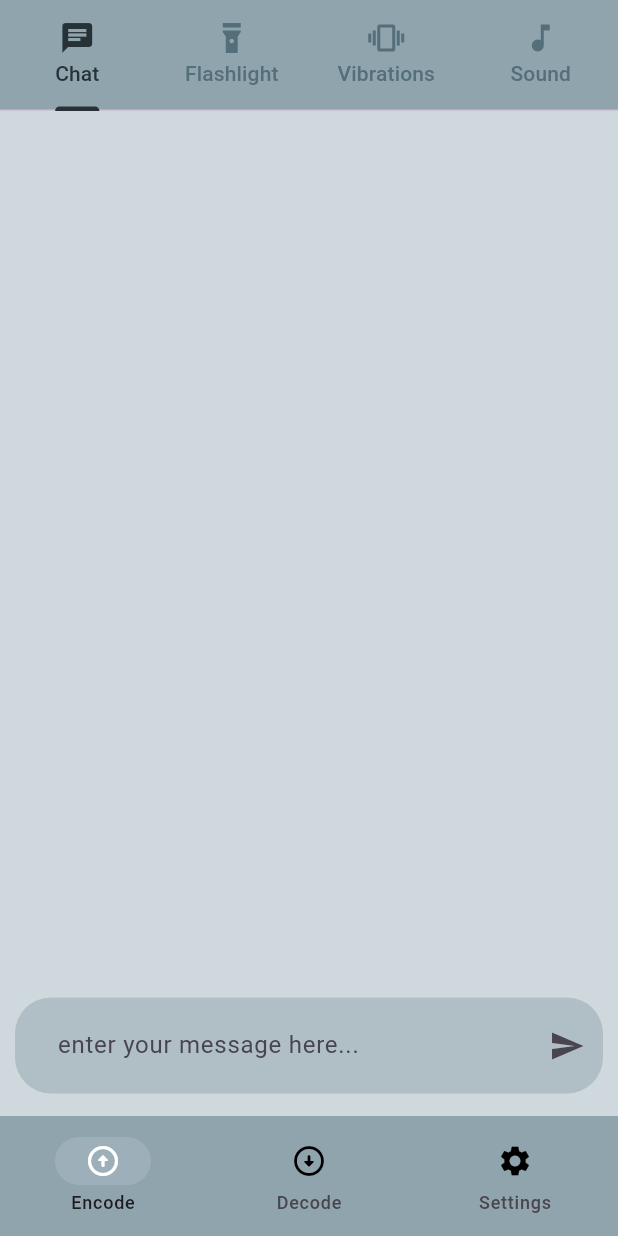
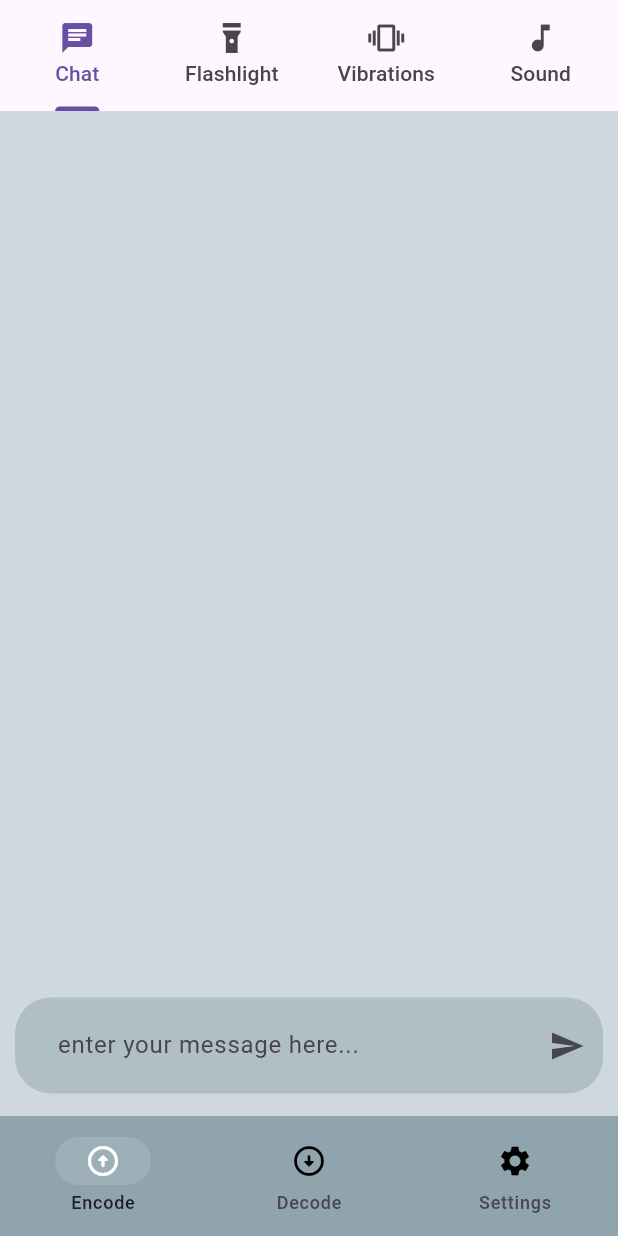
Before and after one commit to Lukas249/Morse-Code, a Flutter app: the screen it shows after launch, on a phone screen of 412 x 824 dp. Run offline on Flutter 3.47's test engine with Material 3 defaults, Android fonts, the phone set to English and light mode, and no system bars; our stand-ins replace audioplayers, camera, fluttertoast, permission_handler, vibration; missing offline and left inert: flutter_sound, noise_meter, torch_light.

Commit message:
feat: replace hardcoded colors with theme colors and add sound as transmit option

```diff
--- a/lib/pages/encode/encode_screen.dart
+++ b/lib/pages/encode/encode_screen.dart
@@ -1,9 +1,12 @@
+import 'package:audioplayers/audioplayers.dart';
 import 'package:flutter/material.dart';
 
 import 'package:fluttertoast/fluttertoast.dart';
 import 'package:morse_code/pages/components/basic_chat.dart';
 
 import 'package:morse_code/pages/components/message.dart';
+import 'package:morse_code/pages/encode/sound/morse_code_sound_transmitter.dart';
+import 'package:morse_code/pages/encode/sound/sound_manager.dart';
 
 import 'package:morse_code/pages/encode/transmit_morse_code.dart';
 import 'package:morse_code/pages/encode/vibrations/vibration_manager.dart';
@@ -45,21 +48,27 @@ class EncodeScreenState extends State<EncodeScreen> with SingleTickerProviderSta
     MorseCodeOptions.sound: true,
   };
 
+  final player = AudioPlayer();
+
   // managers
   final FlashlightManager flashlightManager = FlashlightManager();
   final VibrationManager vibrationManager = VibrationManager();
+  late final SoundManager soundManager = SoundManager(player);
 
   // transmitters
   late final MorseCodeFlashlightTransmitter flashlightTransmitter = MorseCodeFlashlightTransmitter(
       flashlightManager);
   late final MorseCodeVibrationTransmitter vibrationTransmitter = MorseCodeVibrationTransmitter(
       vibrationManager);
+  late final MorseCodeSoundTransmitter soundTransmitter = MorseCodeSoundTransmitter(
+      soundManager);
 
   // transmit options
   late final Map<MorseCodeOptions,
       TransmitMorseCode> morseCodeTransmitOptions = {
     MorseCodeOptions.flashlight: flashlightTransmitter,
-    MorseCodeOptions.vibrations: vibrationTransmitter
+    MorseCodeOptions.vibrations: vibrationTransmitter,
+    MorseCodeOptions.sound: soundTransmitter
   };
 
   // currently selected option
@@ -72,11 +81,20 @@ class EncodeScreenState extends State<EncodeScreen> with SingleTickerProviderSta
   void initState() {
     super.initState();
     _tabController.addListener(onTabChange);
+    initPlayer();
+  }
+
+  void initPlayer() async {
+    await player.setPlayerMode(PlayerMode.lowLatency);
+    await player.setReleaseMode(ReleaseMode.loop);
+    await player.setVolume(0.5);
+    await player.setSourceAsset("beep.mp3");
   }
 
   @override
   void dispose() {
     _tabController.dispose();
+    player.dispose();
     super.dispose();
   }
 
@@ -89,12 +107,8 @@ class EncodeScreenState extends State<EncodeScreen> with SingleTickerProviderSta
 
       Fluttertoast.showToast(
           msg: "$tabName seems not available now.",
-          toastLength: Toast.LENGTH_SHORT,
-          gravity: ToastGravity.BOTTOM,
-          timeInSecForIosWeb: 1,
-          backgroundColor: Colors.grey,
-          textColor: Colors.white,
-          fontSize: 16.0);
+          toastLength: Toast.LENGTH_SHORT
+      );
 
       _tabController.index = _tabController.previousIndex;
 
@@ -110,12 +124,8 @@ class EncodeScreenState extends State<EncodeScreen> with SingleTickerProviderSta
     if (morseCode.trim() == "") {
       Fluttertoast.showToast(
           msg: "Message must contain alphanumerical characters",
-          toastLength: Toast.LENGTH_SHORT,
-          gravity: ToastGravity.BOTTOM,
-          timeInSecForIosWeb: 2,
-          backgroundColor: Colors.grey,
-          textColor: Colors.white,
-          fontSize: 16.0);
+          toastLength: Toast.LENGTH_SHORT
+      );
 
       return;
     }
@@ -139,7 +149,6 @@ class EncodeScreenState extends State<EncodeScreen> with SingleTickerProviderSta
     return Column(
       children: [
         Container(
-          color: Colors.blueGrey[300],
           child: TabBar(
             tabs: List.generate(
               tabsNames.length,
@@ -149,10 +158,8 @@ class EncodeScreenState extends State<EncodeScreen> with SingleTickerProviderSta
                     icon: Icon(tabsIcons[index], ),
                   ),
             ),
-            indicatorColor:  Colors.blueGrey[900],
-            labelColor:  Colors.blueGrey[900],
-            unselectedLabelColor:  Colors.blueGrey[600],
             controller: _tabController,
+            dividerColor: Colors.transparent,
           ),
         ),
         Expanded(
```
